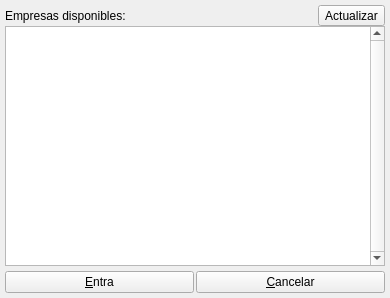
This is bulmages/bulmalib/abreempresabase.ui in eboladev/Bulmages-1 as Qt 5 draws it before an edit. The edited form follows.
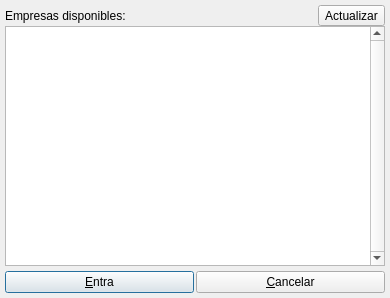
This is the edited form. Icons and pictures are not drawn.

Commit message: Ahora todas las ventanas se pueden cerrar pulsando la tecla 'escape'.

Patch:
```diff
--- a/bulmages/bulmalib/abreempresabase.ui
+++ b/bulmages/bulmalib/abreempresabase.ui
@@ -164,7 +164,10 @@
         <string>&amp;Entra</string>
        </property>
        <property name="autoDefault" >
-        <bool>false</bool>
+        <bool>true</bool>
+       </property>
+       <property name="default" >
+        <bool>true</bool>
        </property>
       </widget>
      </item>
```
Left out of the diff: 6 changed lines with no effect on the pictures. The commit also changes 3 other files.
